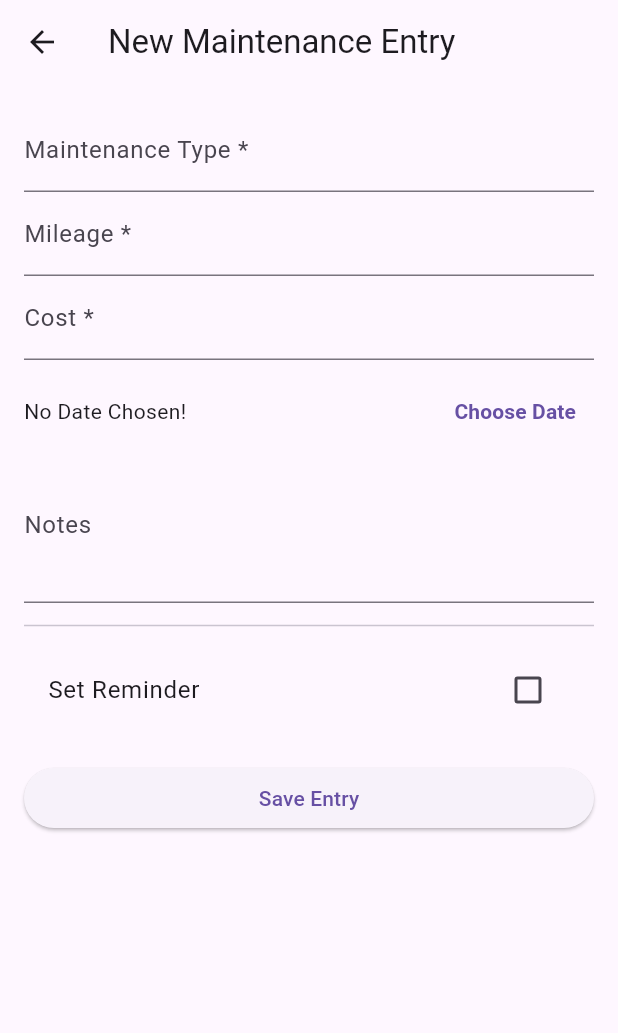
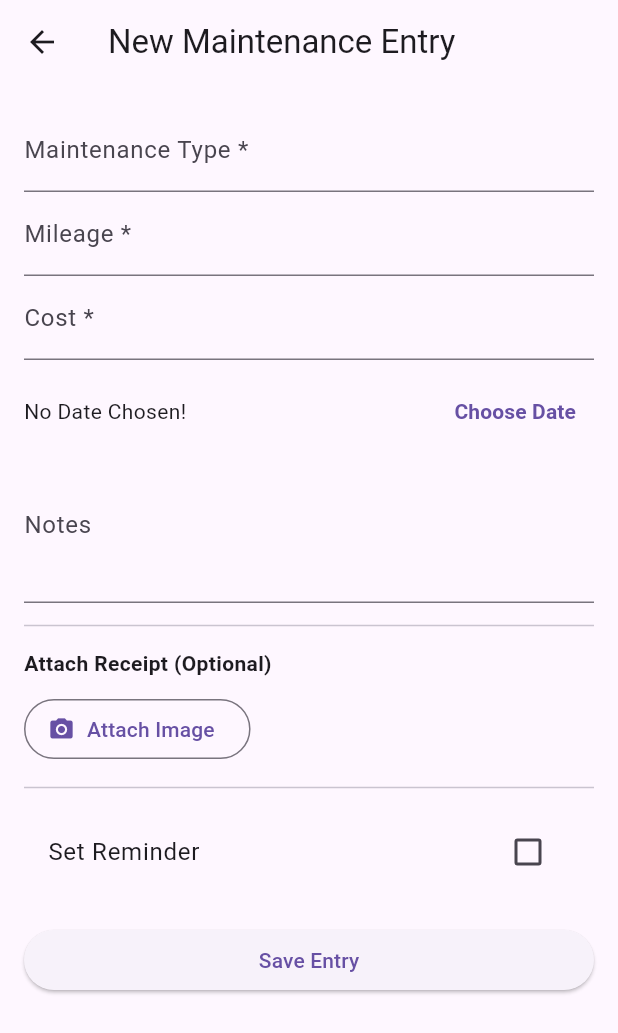
Before and after one commit to gsurjs/GloveBoxx, a Flutter app: the AddMaintenanceScreen screen opened directly with empty values, on a phone screen of 412 x 824 dp. Shown: the top 1033 px of the screen. Run offline on Flutter 3.47's test engine with Material 3 defaults, Android fonts, the phone set to English and light mode, and no system bars; our stand-ins replace fl_chart, image_picker, sqflite; accounts and stored records are empty.

Commit message:
adding image upload feature for attaching receipts to maintenance records.

```diff
--- a/lib/screens/add_maintenance_screen.dart
+++ b/lib/screens/add_maintenance_screen.dart
@@ -1,5 +1,9 @@
+import 'dart:io';
 import 'package:flutter/material.dart';
+import 'package:image_picker/image_picker.dart';
 import 'package:intl/intl.dart';
+import 'package:path/path.dart' as p;
+import 'package:path_provider/path_provider.dart';
 import '../models/maintenance_record.dart';
 import '../services/database_helper.dart';
 
@@ -18,10 +22,26 @@ class _AddMaintenanceScreenState extends State<AddMaintenanceScreen> {
   final _costController = TextEditingController();
   final _notesController = TextEditingController();
   DateTime? _selectedDate;
+  File? _receiptImage;
 
   bool _setReminder = false;
   int _reminderValue = 3;
   String _reminderUnit = 'Months';
+
+  Future<void> _pickImage() async {
+    final ImagePicker picker = ImagePicker();
+    final XFile? image = await picker.pickImage(source: ImageSource.gallery);
+
+    if (image == null) return;
+
+    final appDir = await getApplicationDocumentsDirectory();
+    final fileName = p.basename(image.path);
+    final savedImage = await File(image.path).copy('${appDir.path}/$fileName');
+
+    setState(() {
+      _receiptImage = savedImage;
+    });
+  }
 
   void _presentDatePicker() {
     showDatePicker(
@@ -65,6 +85,7 @@ class _AddMaintenanceScreenState extends State<AddMaintenanceScreen> {
         cost: double.parse(_costController.text.replaceAll('\$', '').replaceAll(',', '')),
         notes: _notesController.text,
         nextDueDate: nextDueDate,
+        receiptPath: _receiptImage?.path, // Save the receipt image path
       );
 
       await DatabaseHelper.instance.createMaintenanceRecord(newRecord);
@@ -120,7 +141,31 @@ class _AddMaintenanceScreenState extends State<AddMaintenanceScreen> {
                 decoration: const InputDecoration(labelText: 'Notes'),
                 maxLines: 3,
               ),
+
+              // --- Receipt Upload UI ---
               const Divider(height: 30),
+              const Text('Attach Receipt (Optional)', style: TextStyle(fontWeight: FontWeight.bold)),
+              const SizedBox(height: 10),
+              Row(
+                children: [
+                  OutlinedButton.icon(
+                    onPressed: _pickImage,
+                    icon: const Icon(Icons.camera_alt),
+                    label: const Text('Attach Image'),
+                  ),
+                  const SizedBox(width: 10),
+                  if (_receiptImage != null)
+                    const Icon(Icons.check_circle, color: Colors.green),
+                ],
+              ),
+              if (_receiptImage != null)
+                Padding(
+                  padding: const EdgeInsets.only(top: 10.0),
+                  child: Image.file(_receiptImage!, height: 150, fit: BoxFit.cover),
+                ),
+
+              const Divider(height: 30),
+              // Reminder UI
               CheckboxListTile(
                 title: const Text('Set Reminder'),
                 value: _setReminder,
```
Also changed, not shown: lib/screens/maintenance_log_screen.dart (+25 -3 lines), 1 other file.
